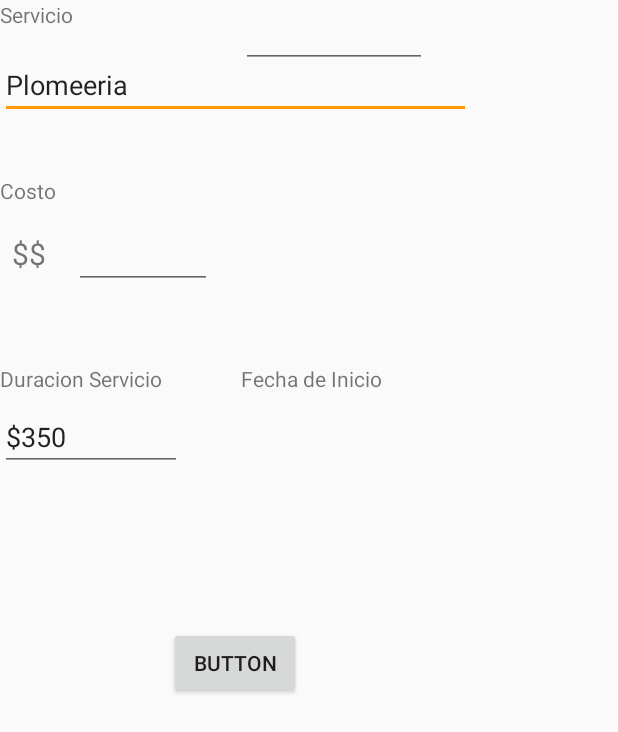
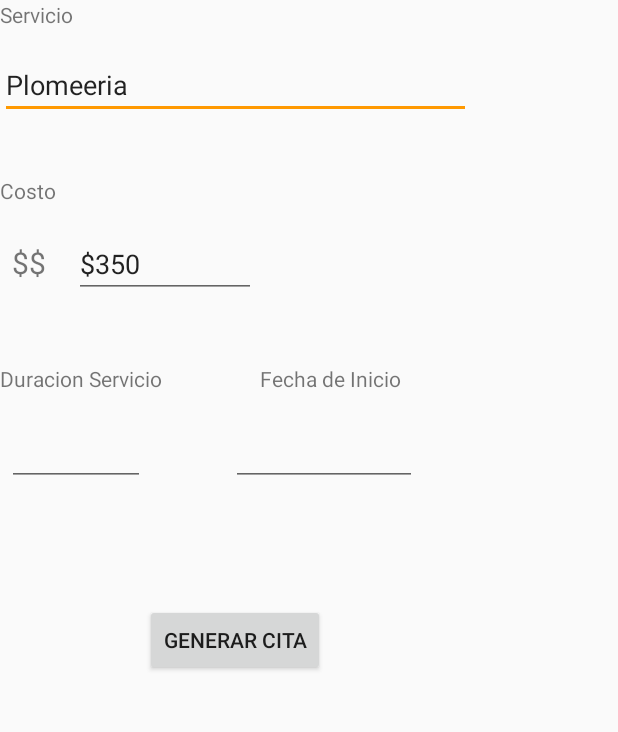
Before and after one commit to arraymirez/WorkNowIS, an Android app: the CitasActivity screen opened directly, with no data from a screen before it, on a phone screen of 412 x 824 dp. Shown: the top 732 px of the screen. Run offline under Robolectric (Android 15) with nearby library versions, the phone set to English and light mode, and no system bars.

Commit message:
por fin todos los botones funcionan, pendiente pulir detalles de vista

```diff
--- a/WorkNowIS/app/src/main/java/com/sprinklet/worknowis/CitasActivity.java
+++ b/WorkNowIS/app/src/main/java/com/sprinklet/worknowis/CitasActivity.java
@@ -1,16 +1,15 @@
 package com.sprinklet.worknowis;
 
+import android.content.Intent;
 import android.os.Bundle;
 import android.support.design.widget.FloatingActionButton;
 import android.support.design.widget.Snackbar;
 import android.support.v7.app.AppCompatActivity;
 import android.support.v7.widget.Toolbar;
-import android.content.Intent;
 import android.view.View;
+import android.widget.Button;
 import android.widget.EditText;
 import android.widget.TextView;
-
-import com.sprinklet.worknowis.R;
 
 public class CitasActivity extends AppCompatActivity {
 
@@ -21,6 +20,17 @@ public class CitasActivity extends AppCompatActivity {
         setContentView(R.layout.activity_citas);
 
         ObtenerInfo();
+
+        Button confirmacion=findViewById(R.id.btnConfirmar);
+        confirmacion.setOnClickListener(new View.OnClickListener()
+        {
+            @Override
+            public void onClick(View v) {
+                Intent conf=new Intent(CitasActivity.this,citaCreadaActivity.class);
+                startActivity(conf);
+            }
+        });
+
     }
 
 
--- a/WorkNowIS/app/src/main/java/com/sprinklet/worknowis/citaCreadaActivity.java
+++ b/WorkNowIS/app/src/main/java/com/sprinklet/worknowis/citaCreadaActivity.java
@@ -1,7 +1,10 @@
 package com.sprinklet.worknowis;
 
+import android.content.Intent;
 import android.support.v7.app.AppCompatActivity;
 import android.os.Bundle;
+import android.view.View;
+import android.widget.Button;
 
 public class citaCreadaActivity extends AppCompatActivity {
 
@@ -9,5 +12,15 @@ public class citaCreadaActivity extends AppCompatActivity {
     protected void onCreate(Bundle savedInstanceState) {
         super.onCreate(savedInstanceState);
         setContentView(R.layout.activity_cita_creada);
+
+        Button regresar=findViewById(R.id.btnAceptar);
+        regresar.setOnClickListener(new View.OnClickListener()
+        {
+            @Override
+            public void onClick(View v) {
+                Intent m=new Intent(citaCreadaActivity.this,MapsActivity.class);
+                startActivity(m);
+            }
+        });
     }
 }
--- a/WorkNowIS/app/src/main/res/layout/activity_cita_creada.xml
+++ b/WorkNowIS/app/src/main/res/layout/activity_cita_creada.xml
@@ -22,7 +22,7 @@
             android:text="Actividad Creada con Exito!" />
 
         <Button
-            android:id="@+id/button3"
+            android:id="@+id/btnAceptar"
             android:layout_width="wrap_content"
             android:layout_height="wrap_content"
             android:layout_alignParentBottom="true"
--- a/WorkNowIS/app/src/main/res/layout/activity_citas.xml
+++ b/WorkNowIS/app/src/main/res/layout/activity_citas.xml
@@ -13,8 +13,8 @@
         android:layout_width="314dp"
         android:layout_height="466dp"
         android:orientation="vertical"
-        tools:layout_editor_absoluteX="35dp"
-        tools:layout_editor_absoluteY="50dp">
+        tools:layout_editor_absoluteX="16dp"
+        tools:layout_editor_absoluteY="29dp">
 
 
         <TextView
@@ -54,33 +54,34 @@
             android:id="@+id/txtCosto"
             android:layout_width="121dp"
             android:layout_height="wrap_content"
-            android:layout_alignParentBottom="true"
-            android:layout_marginBottom="152dp"
+            android:layout_alignParentTop="true"
+            android:layout_marginTop="153dp"
+            android:layout_toEndOf="@+id/textView2"
             android:ems="10"
             android:inputType="time" />
 
         <Button
-            android:id="@+id/button2"
+            android:id="@+id/btnConfirmar"
             android:layout_width="wrap_content"
             android:layout_height="wrap_content"
             android:layout_alignParentBottom="true"
             android:layout_centerHorizontal="true"
-            android:text="Button" />
+            android:layout_marginBottom="15dp"
+            android:text="Generar cita" />
 
         <EditText
-            android:id="@+id/editText5"
+            android:id="@+id/txtDuracion"
             android:layout_width="92dp"
             android:layout_height="wrap_content"
-            android:layout_alignParentTop="true"
-            android:layout_marginTop="147dp"
-            android:layout_toEndOf="@+id/textView2"
+            android:layout_alignTop="@+id/txtFecha"
+            android:layout_toStartOf="@+id/btnConfirmar"
             android:ems="10"
             android:inputType="numberDecimal" />
 
         <TextView
             android:layout_width="39dp"
             android:layout_height="wrap_content"
-            android:layout_alignBaseline="@+id/editText5"
+            android:layout_alignBaseline="@+id/txtCosto"
             android:text="$$"
             android:textAlignment="center"
             android:textSize="20dp" />
@@ -89,17 +90,19 @@
             android:id="@+id/textView6"
             android:layout_width="121dp"
             android:layout_height="wrap_content"
-            android:layout_alignStart="@+id/editText6"
+            android:layout_alignParentEnd="true"
             android:layout_alignTop="@+id/textView4"
+            android:layout_marginEnd="19dp"
             android:text="Fecha de Inicio" />
 
         <EditText
-            android:id="@+id/editText6"
+            android:id="@+id/txtFecha"
             android:layout_width="124dp"
             android:layout_height="wrap_content"
+            android:layout_alignParentBottom="true"
             android:layout_alignParentEnd="true"
-            android:layout_alignTop="@+id/editText4"
-            android:layout_marginEnd="29dp"
+            android:layout_marginBottom="142dp"
+            android:layout_marginEnd="36dp"
             android:ems="10"
             android:inputType="date" />
 
```
